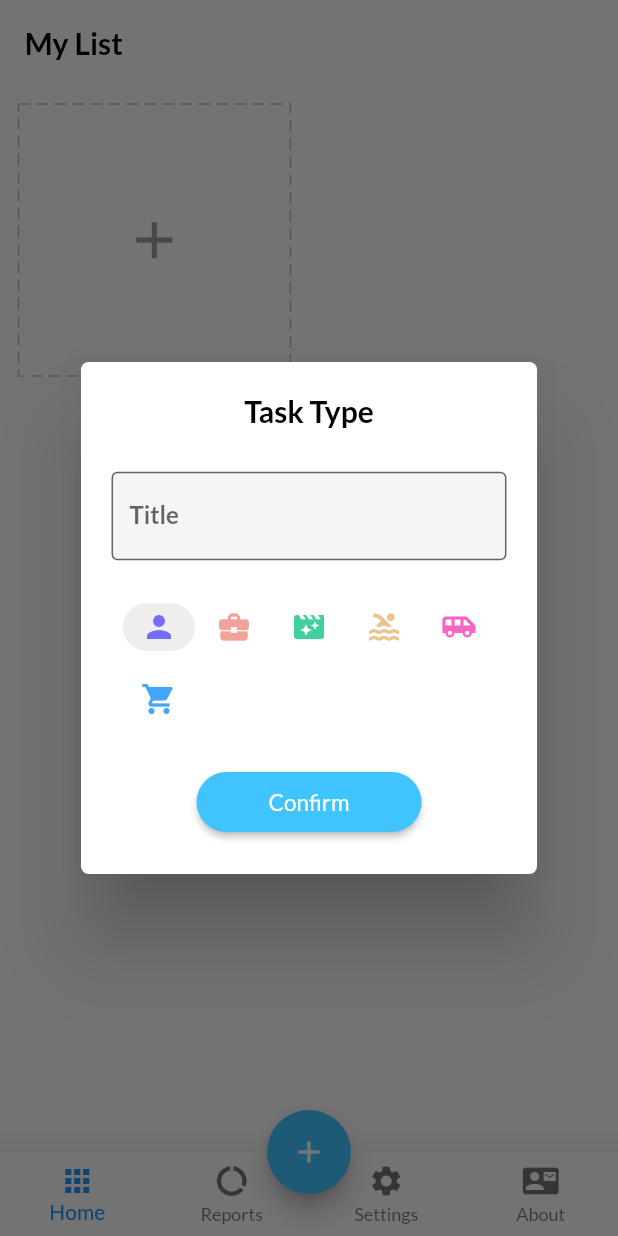
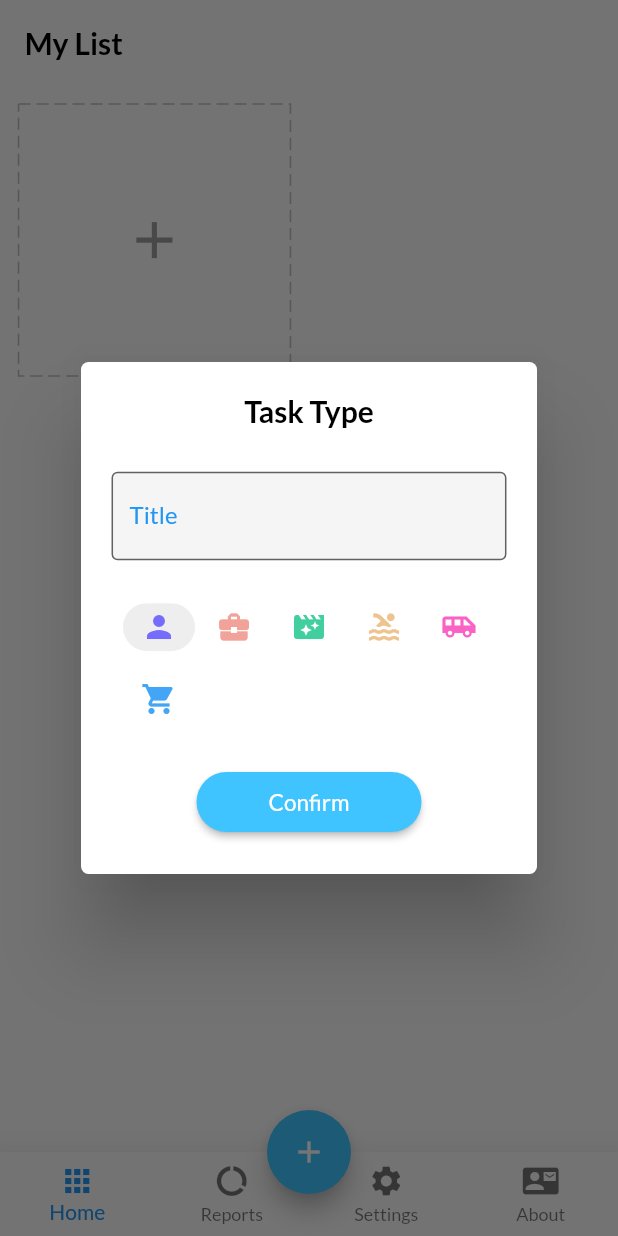
Before and after one commit to avrpic8/Flutter-ToDo, a Flutter app: the screen it shows after launch, after a tap on the "add" icon, on a phone screen of 412 x 824 dp. Run offline on Flutter 3.47's test engine with Material 2 defaults, Android fonts, the phone set to English and light mode, and no system bars; drawn by our look-alikes of dotted_border; our stand-ins replace equatable, flutter_easyloading, get, get_storage, google_fonts, step_progress_indicator.

Commit message:
fix some ui problems

```diff
--- a/lib/app/core/util/app_theme.dart
+++ b/lib/app/core/util/app_theme.dart
@@ -24,6 +24,7 @@ class MyAppTheme {
 
     return base.copyWith(
       colorScheme: base.colorScheme.copyWith(
+          primary: primaryColorDark,
           secondary: Colors.orangeAccent,
           onSecondary: Colors.white,
           background: Colors.black12,
@@ -52,7 +53,7 @@ class MyAppTheme {
 
     return base.copyWith(
       colorScheme: base.colorScheme.copyWith(
-          primary: Colors.blue,
+          primary: primaryColorLight,
           secondary: Colors.lightBlueAccent,
           onSecondary: Colors.white,
           background: Colors.white,
--- a/lib/app/core/values/colors.dart
+++ b/lib/app/core/values/colors.dart
@@ -15,13 +15,15 @@ const blue = Color(0xff2b60e6);
  *   Dark Themes Color Palette
  */
 
+/// Theme Colors
+const primaryColorDark = Colors.orangeAccent;
 
-/// Text colors Dark
+/// Text colors
 final Color primaryTextColorDark = Colors.white70;
 const Color secondryTextColorDark = Colors.white24;
 const Color subTitleTextColorDark = Colors.orangeAccent;
 
-/// Toggle switch enable disable colors Dark
+/// Toggle switch enable disable colors
 const Color thumbColorDark = Colors.orangeAccent;
 final Color trackColorDark = Colors.orangeAccent.withOpacity(0.6);
 
@@ -30,7 +32,11 @@ final Color trackColorDark = Colors.orangeAccent.withOpacity(0.6);
  *   Light Themes Color Palette
  */
 
-/// Text colors Light
+/// Theme Colors
+const primaryColorLight = Colors.blue;
+
+
+/// Text colors
 const Color primaryTextColorLight = Colors.black;
 const Color secondryTextColorLight = Color(0xf0242424);
 const Color subTitleTextColorLight = Colors.blue;
--- a/lib/app/module/details/details_view.dart
+++ b/lib/app/module/details/details_view.dart
@@ -44,7 +44,7 @@ class DetailPage extends StatelessWidget {
                 ),
               ),
               Padding(
-                padding: const EdgeInsets.fromLTRB(12, 8, 0, 8),
+                padding: const EdgeInsets.fromLTRB(12, 8, 8, 8),
                 child: Row(
                   children: [
                     Icon(
@@ -117,6 +117,7 @@ class DetailPage extends StatelessWidget {
                     EdgeInsets.symmetric(vertical: 2.0.wp, horizontal: 5.0.wp),
                 child: TextFormField(
                   controller: homeCtr.editCtr,
+                  style: TextStyle(color: txtTheme.bodyText2?.color,fontWeight: FontWeight.normal),
                   autofocus: true,
                   decoration: InputDecoration(
                     focusedBorder: UnderlineInputBorder(
--- a/lib/app/module/home/widgets/add_card.dart
+++ b/lib/app/module/home/widgets/add_card.dart
@@ -30,7 +30,8 @@ class AddCard extends StatelessWidget {
             radius: 5,
             title: 'task_type'.tr,
             titleStyle: txtTheme.headline6,
-            content: Form(
+            content: Container(
+              child: Form(
                 key: homeCtr.formKey,
                 child: Column(
                   children: [
@@ -38,9 +39,15 @@ class AddCard extends StatelessWidget {
                       padding: EdgeInsets.symmetric(horizontal: 3.0.wp),
                       child: TextFormField(
                         controller: homeCtr.editCtr,
+                        style: TextStyle(color: txtTheme.bodyText2?.color,fontWeight: FontWeight.normal),
                         decoration: InputDecoration(
                             border: OutlineInputBorder(),
-                          labelText: 'title_task'.tr),
+                            focusedBorder: OutlineInputBorder(
+                              borderSide: BorderSide(color: theme.colorScheme.primary)
+                            ),
+                            labelText: 'title_task'.tr,
+                            labelStyle: TextStyle(color: theme.colorScheme.primary)
+                        ),
                         validator: (value) {
                           if (value == null || value.trim().isEmpty) {
                             return 'error_task_title'.tr;
@@ -105,6 +112,7 @@ class AddCard extends StatelessWidget {
                   ],
                 ),
               ),
+            ),
           );
           homeCtr.editCtr.clear();
           homeCtr.changeChipIndex(0);
--- a/lib/app/module/home/widgets/add_dialog.dart
+++ b/lib/app/module/home/widgets/add_dialog.dart
@@ -77,8 +77,9 @@ class AddDialog extends StatelessWidget {
                     borderSide: BorderSide(color: Colors.grey.shade400),
                   ),
                   hintText: 'type_your_todo'.tr,
-                  hintStyle: txtTheme.caption?.copyWith(fontSize: 13),
+                  hintStyle: txtTheme.caption?.copyWith(fontSize: 12),
                 ),
+                style: TextStyle(color: txtTheme.bodyText2?.color,fontWeight: FontWeight.normal),
                 autofocus: true,
                 validator: (value) {
                   if (value == null || value.trim().isEmpty) {
--- a/lib/app/module/home/widgets/task_card.dart
+++ b/lib/app/module/home/widgets/task_card.dart
@@ -69,7 +69,7 @@ class TaskCard extends StatelessWidget {
               ),
             ),
             Padding(
-              padding: EdgeInsets.all(6.0.wp),
+              padding: EdgeInsets.symmetric(horizontal: 6.0.wp),
               child: Column(
                 crossAxisAlignment: CrossAxisAlignment.start,
                 children: [
```
Lines whose indentation alone changed are shown as unchanged.
